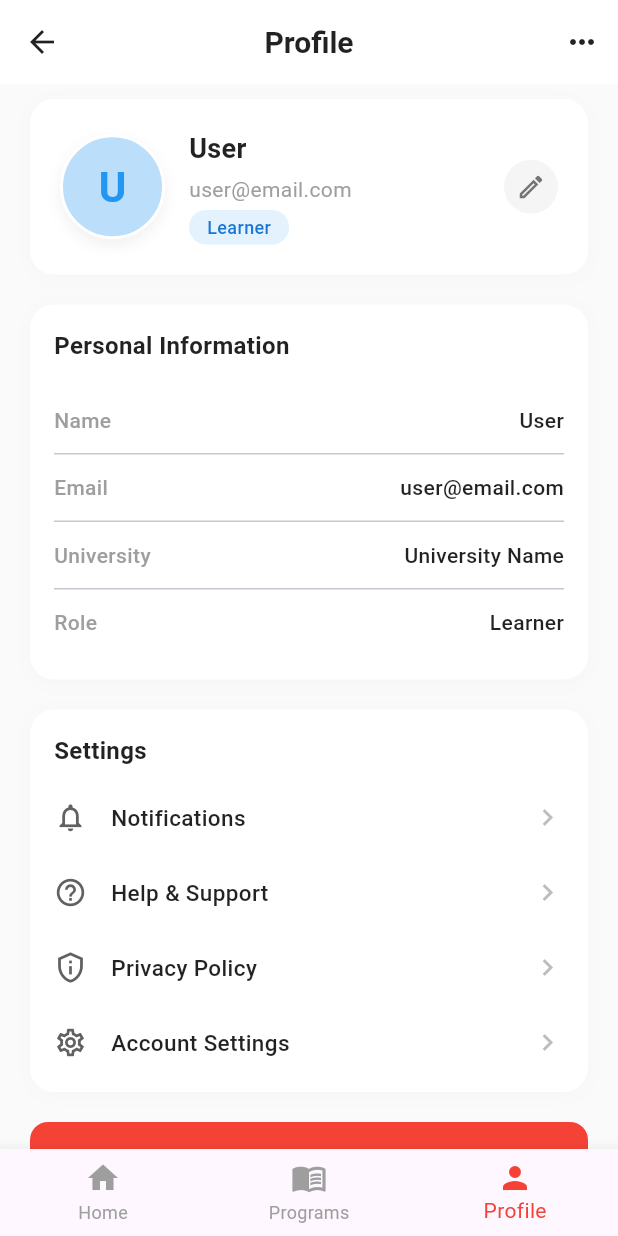
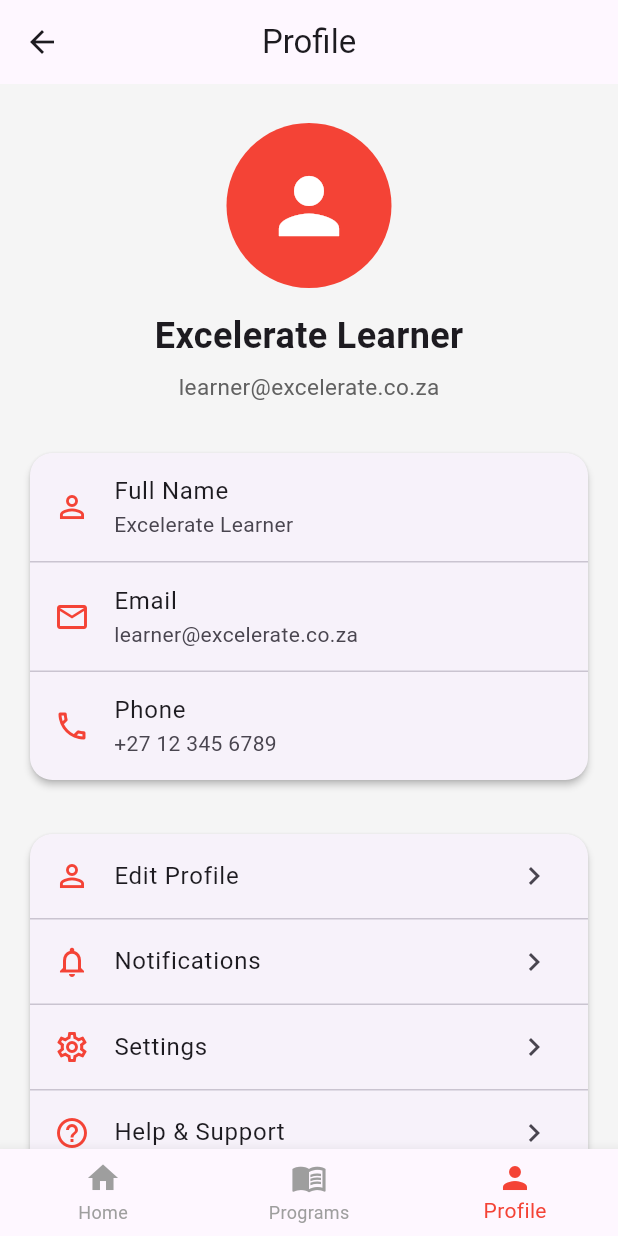
Before and after one commit to venesia07/FlutterMobileApp, a Flutter app: the LearnerProfileScreen screen opened by its route, on a phone screen of 412 x 824 dp. Run offline on Flutter 3.47's test engine with Material 3 defaults, Android fonts, the phone set to English and light mode, and no system bars.

Commit message:
Redesigned, Improved and added functionality to learner profile screen

```diff
--- a/lib/screens/profile/learner_profile_screen.dart
+++ b/lib/screens/profile/learner_profile_screen.dart
@@ -1,365 +1,392 @@
 import 'package:flutter/material.dart';
+
 import '../../widgets/bottom_nav_bar.dart';
+
 class LearnerProfileScreen extends StatelessWidget {
   const LearnerProfileScreen({super.key});
+
+  Future<void> _logout(BuildContext context) async {
+    final confirm = await showDialog<bool>(
+      context: context,
+      builder: (context) => AlertDialog(
+        title: const Text("Log Out"),
+        content: const Text(
+          "Are you sure you want to log out?",
+        ),
+        actions: [
+          TextButton(
+            onPressed: () => Navigator.pop(context, false),
+            child: const Text("Cancel"),
+          ),
+          ElevatedButton(
+            style: ElevatedButton.styleFrom(
+              backgroundColor: Colors.red,
+              foregroundColor: Colors.white,
+            ),
+            onPressed: () => Navigator.pop(context, true),
+            child: const Text("Log Out"),
+          ),
+        ],
+      ),
+    );
+
+    if (confirm == true) {
+
+      if (context.mounted) {
+        Navigator.pushNamedAndRemoveUntil(
+          context,
+          "/login",
+          (route) => false,
+        );
+      }
+    }
+  }
 
   @override
   Widget build(BuildContext context) {
     return Scaffold(
-      backgroundColor: Colors.grey[50],
+      backgroundColor: Colors.grey.shade100,
+
       appBar: AppBar(
-        backgroundColor: Colors.white,
-        elevation: 0,
-        title: const Text(
-          'Profile',
-          style: TextStyle(
-            color: Colors.black87,
-            fontWeight: FontWeight.w600,
-            fontSize: 20,
+        title: const Text("Profile"),
+        centerTitle: true,
+      ),
+
+      body: SingleChildScrollView(
+        padding: const EdgeInsets.all(16),
+        child: Column(
+          children: [
+            const SizedBox(height: 10),
+
+            const CircleAvatar(
+              radius: 55,
+              backgroundColor: Colors.red,
+              child: Icon(
+                Icons.person,
+                size: 60,
+                color: Colors.white,
               ),
             ),
-        centerTitle: true,
-        iconTheme: const IconThemeData(color: Colors.black87),
-        actions: [
-          IconButton(icon: const Icon(Icons.more_horiz), onPressed: () {}),
+
+            const SizedBox(height: 15),
+
+            const Text(
+              "Excelerate Learner",
+              style: TextStyle(
+                fontSize: 24,
+                fontWeight: FontWeight.bold,
+              ),
+            ),
+
+            const SizedBox(height: 6),
+
+            Text(
+              "learner@excelerate.co.za",
+              style: TextStyle(
+                fontSize: 15,
+                color: Colors.grey.shade700,
+              ),
+            ),
+
+            const SizedBox(height: 30),
+
+            Card(
+              elevation: 2,
+              shape: RoundedRectangleBorder(
+                borderRadius: BorderRadius.circular(15),
+              ),
+              child: Column(
+                children: [
+                  ListTile(
+                    leading: const Icon(
+                      Icons.person_outline,
+                      color: Colors.red,
+                    ),
+                    title: const Text("Full Name"),
+                    subtitle: const Text("Excelerate Learner"),
+                  ),
+
+                  const Divider(height: 1),
+
+                  ListTile(
+                    leading: const Icon(
+                      Icons.email_outlined,
+                      color: Colors.red,
+                    ),
+                    title: const Text("Email"),
+                    subtitle: const Text(
+                      "learner@excelerate.co.za",
+                    ),
+                  ),
+
+                  const Divider(height: 1),
+
+                  ListTile(
+                    leading: const Icon(
+                      Icons.phone_outlined,
+                      color: Colors.red,
+                    ),
+                    title: const Text("Phone"),
+                    subtitle: const Text("+27 12 345 6789"),
+                  ),
+
                                   ],
               ),
-      body: SingleChildScrollView(
-        padding: const EdgeInsets.symmetric(horizontal: 20, vertical: 10),
+            ),
+
+            const SizedBox(height: 20),
+
+            Card(
+              elevation: 2,
+              shape: RoundedRectangleBorder(
+                borderRadius: BorderRadius.circular(15),
+              ),
+
+            ),
+
+Card(
+  elevation: 2,
+  shape: RoundedRectangleBorder(
+    borderRadius: BorderRadius.circular(15),
+  ),
   child: Column(
     children: [
-            // Profile Header
-            Container(
-              width: double.infinity,
-              padding: const EdgeInsets.all(20),
-              decoration: BoxDecoration(
-                color: Colors.white,
-                borderRadius: BorderRadius.circular(16),
-                boxShadow: [
-                  BoxShadow(
-                    color: Colors.grey.withValues(alpha: 0.05),
-                    blurRadius: 10,
-                    offset: const Offset(0, 2),
+      ListTile(
+        leading: const Icon(
+          Icons.person_outline,
+          color: Colors.red,
+        ),
+        title: const Text("Edit Profile"),
+        trailing: const Icon(Icons.chevron_right),
+        onTap: () {
+  final nameController = TextEditingController(
+    text: "Excelerate Learner",
+  );
+
+  final emailController = TextEditingController(
+    text: "learner@excelerate.co.za",
+  );
+
+  showDialog(
+    context: context,
+    builder: (context) => AlertDialog(
+      title: const Text("Edit Profile"),
+      content: Column(
+        mainAxisSize: MainAxisSize.min,
+        children: [
+          TextField(
+            controller: nameController,
+            decoration: const InputDecoration(
+              labelText: "Full Name",
+            ),
+          ),
+          const SizedBox(height: 12),
+          TextField(
+            controller: emailController,
+            decoration: const InputDecoration(
+              labelText: "Email",
+            ),
           ),
         ],
       ),
-              child: Row(
-                children: [
-                  // Avatar
-                  Container(
-                    width: 70,
-                    height: 70,
-                    decoration: BoxDecoration(
-                      color: Colors.blue[100],
-                      shape: BoxShape.circle,
-                      border: Border.all(color: Colors.white, width: 2),
-                      boxShadow: [
-                        BoxShadow(
-                          color: Colors.grey.withValues(alpha: 0.15),
-                          blurRadius: 8,
-                          offset: const Offset(0, 4),
+      actions: [
+        TextButton(
+          onPressed: () => Navigator.pop(context),
+          child: const Text("Cancel"),
+        ),
+        ElevatedButton(
+          onPressed: () {
+            Navigator.pop(context);
+
+            ScaffoldMessenger.of(context).showSnackBar(
+              const SnackBar(
+                content: Text("Profile updated successfully."),
+              ),
+            );
+          },
+          child: const Text("Save"),
         ),
       ],
     ),
-                    child: const Center(
-                      child: Text(
-                        'U',
+  );
+},
+      ),
+
+      const Divider(height: 1),
+
+      ListTile(
+        leading: const Icon(
+          Icons.notifications_outlined,
+          color: Colors.red,
+        ),
+        title: const Text("Notifications"),
+        trailing: const Icon(Icons.chevron_right),
+        onTap: () {
+          Navigator.pushNamed(context, "/alerts");
+        },
+      ),
+
+      const Divider(height: 1),
+
+
+      ListTile(
+        leading: const Icon(
+          Icons.settings_outlined,
+          color: Colors.red,
+        ),
+        title: const Text("Settings"),
+        trailing: const Icon(Icons.chevron_right),
+        onTap: () {
+  showDialog(
+    context: context,
+    builder: (context) => AlertDialog(
+      title: const Text("Settings"),
+      content: const Column(
+        mainAxisSize: MainAxisSize.min,
+        children: [
+          ListTile(
+            leading: Icon(Icons.palette),
+            title: Text("Theme"),
+            subtitle: Text("Light"),
+          ),
+          Divider(),
+          ListTile(
+            leading: Icon(Icons.language),
+            title: Text("Language"),
+            subtitle: Text("English"),
+          ),
+          Divider(),
+          ListTile(
+            leading: Icon(Icons.info_outline),
+            title: Text("App Version"),
+            subtitle: Text("v1.0.0"),
+          ),
+        ],
+      ),
+      actions: [
+        ElevatedButton(
+          onPressed: Navigator.of(context).pop,
+          child: const Text("Close"),
+        ),
+      ],
+    ),
+  );
+},
+      ),
+
+      const Divider(height: 1),
+
+      ListTile(
+        leading: const Icon(
+          Icons.help_outline,
+          color: Colors.red,
+        ),
+        title: const Text("Help & Support"),
+        trailing: const Icon(Icons.chevron_right),
+        onTap: () {
+  showDialog(
+    context: context,
+    builder: (context) => AlertDialog(
+      title: const Text("Contact Support"),
+      content: const Column(
+        mainAxisSize: MainAxisSize.min,
+        crossAxisAlignment: CrossAxisAlignment.start,
+        children: [
+          Text(
+            "Need assistance?",
             style: TextStyle(
-                          fontSize: 28,
               fontWeight: FontWeight.bold,
-                          color: Colors.blue,
             ),
           ),
+          SizedBox(height: 15),
+          Text("📧 support@excelerate.co.za"),
+          SizedBox(height: 8),
+          Text("📞 +27 12 345 6789"),
+          SizedBox(height: 8),
+          Text("🕒 Monday - Friday\n08:00 - 17:00"),
+        ],
+      ),
+      actions: [
+        ElevatedButton(
+          onPressed: Navigator.of(context).pop,
+          child: const Text("Close"),
+        ),
+      ],
+    ),
+  );
+},
+      ),
+
+      const Divider(height: 1),
+
+      ListTile(
+        leading: const Icon(
+          Icons.info_outline,
+          color: Colors.red,
+        ),
+        title: const Text("About Excelerate"),
+        trailing: const Icon(Icons.chevron_right),
+        onTap: () {
+          Navigator.pushNamed(context, "/aboutUs");
+        },
+      ),
+    ],
   ),
 ),
-                  const SizedBox(width: 16),
-                  // User Info
-                  Expanded(
-                    child: Column(
-                      crossAxisAlignment: CrossAxisAlignment.start,
-                      children: [
-                        const Text(
-                          'User',
-                          style: TextStyle(
-                            fontSize: 18,
-                            fontWeight: FontWeight.w700,
-                            color: Colors.black87,
+
+
+            const SizedBox(height: 30),
+
+            SizedBox(
+              width: double.infinity,
+              child: ElevatedButton.icon(
+                onPressed: () => _logout(context),
+                style: ElevatedButton.styleFrom(
+                  backgroundColor: Colors.red,
+                  foregroundColor: Colors.white,
+                  padding: const EdgeInsets.symmetric(
+                    vertical: 15,
+                  ),
+                  shape: RoundedRectangleBorder(
+                    borderRadius: BorderRadius.circular(12),
                   ),
                 ),
-                        const SizedBox(height: 4),
-                        const Text(
-                          'user@email.com',
-                          style: TextStyle(fontSize: 14, color: Colors.grey),
+                icon: const Icon(Icons.logout),
+                label: const Text(
+                  "Log Out",
+                  style: TextStyle(
+                    fontWeight: FontWeight.bold,
                   ),
-                        const SizedBox(height: 4),
-                        Container(
-                          padding: const EdgeInsets.symmetric(
-                            horizontal: 12,
-                            vertical: 3,
-                          ),
-                          decoration: BoxDecoration(
-                            color: Colors.blue[50],
-                            borderRadius: BorderRadius.circular(12),
-                          ),
-                          child: Text(
-                            'Learner',
-                            style: TextStyle(
-                              fontSize: 12,
-                              fontWeight: FontWeight.w500,
-                              color: Colors.blue[700],
                 ),
               ),
             ),
           ],
         ),
       ),
-                  // Edit Icon
-                  Container(
-                    padding: const EdgeInsets.all(8),
-                    decoration: BoxDecoration(
-                      color: Colors.grey[100],
-                      shape: BoxShape.circle,
-                    ),
-                    child: Icon(
-                      Icons.edit_outlined,
-                      size: 20,
-                      color: Colors.grey[600],
-                    ),
-                  ),
-                ],
-              ),
-            ),
-            const SizedBox(height: 20),
 
-            // Personal Information Section
-            Container(
-              width: double.infinity,
-              padding: const EdgeInsets.all(16),
-              decoration: BoxDecoration(
-                color: Colors.white,
-                borderRadius: BorderRadius.circular(16),
-                boxShadow: [
-                  BoxShadow(
-                    color: Colors.grey.withValues(alpha: 0.05),
-                    blurRadius: 10,
-                    offset: const Offset(0, 2),
-                  ),
-                ],
-              ),
-              child: Column(
-                crossAxisAlignment: CrossAxisAlignment.start,
-                children: [
-                  const Text(
-                    'Personal Information',
-                    style: TextStyle(
-                      fontSize: 16,
-                      fontWeight: FontWeight.w600,
-                      color: Colors.black87,
-                    ),
-                  ),
-                  const SizedBox(height: 16),
-                  _buildInfoRow('Name', 'User'),
-                  const Divider(height: 1),
-                  _buildInfoRow('Email', 'user@email.com'),
-                  const Divider(height: 1),
-                  _buildInfoRow('University', 'University Name'),
-                  const Divider(height: 1),
-                  _buildInfoRow('Role', 'Learner'),
-                ],
-              ),
-            ),
-            const SizedBox(height: 20),
-
-            // Settings Section
-            Container(
-              width: double.infinity,
-              padding: const EdgeInsets.symmetric(vertical: 8),
-              decoration: BoxDecoration(
-                color: Colors.white,
-                borderRadius: BorderRadius.circular(16),
-                boxShadow: [
-                  BoxShadow(
-                    color: Colors.grey.withValues(alpha: 0.05),
-                    blurRadius: 10,
-                    offset: const Offset(0, 2),
-                  ),
-                ],
-              ),
-              child: Column(
-                crossAxisAlignment: CrossAxisAlignment.start,
-                children: [
-                  const Padding(
-                    padding: EdgeInsets.symmetric(horizontal: 16, vertical: 8),
-                    child: Text(
-                      'Settings',
-                      style: TextStyle(
-                        fontSize: 16,
-                        fontWeight: FontWeight.w600,
-                        color: Colors.black87,
-                      ),
-                    ),
-                  ),
-                  _buildSettingsItem(
-                    icon: Icons.notifications_outlined,
-                    title: 'Notifications',
-                    onTap: () {},
-                  ),
-                  _buildSettingsItem(
-                    icon: Icons.help_outline,
-                    title: 'Help & Support',
-                    onTap: () {},
-                  ),
-                  _buildSettingsItem(
-                    icon: Icons.privacy_tip_outlined,
-                    title: 'Privacy Policy',
-                    onTap: () {},
-                  ),
-                  _buildSettingsItem(
-                    icon: Icons.settings_outlined,
-                    title: 'Account Settings',
-                    onTap: () {},
-                  ),
-                ],
-              ),
-            ),
-            const SizedBox(height: 20),
-
-            // Logout Button
-            SizedBox(
-              width: double.infinity,
-              child: ElevatedButton(
-                onPressed: () {
-                  _showLogoutDialog(context);
-                },
-                style: ElevatedButton.styleFrom(
-                  backgroundColor: Colors.red,
-                  padding: const EdgeInsets.symmetric(vertical: 14),
-                  shape: RoundedRectangleBorder(
-                    borderRadius: BorderRadius.circular(12),
-                  ),
-                  elevation: 0,
-                ),
-                child: const Text(
-                  'Logout',
-                  style: TextStyle(
-                    fontSize: 16,
-                    fontWeight: FontWeight.w600,
-                    color: Colors.white,
-                  ),
-                ),
-              ),
-            ),
-            const SizedBox(height: 20),
-          ],
-        ),
-      ),
       bottomNavigationBar: BottomNavBar(
         currentIndex: 2,
         onTap: (index) {
           switch (index) {
             case 0:
-            Navigator.pushNamedAndRemoveUntil(
+              Navigator.pushReplacementNamed(
                 context,
-              '/home',
-              (route) => false,
+                "/home",
               );
               break;
 
             case 1:
-            Navigator.pushNamed(context, '/programs');
+              Navigator.pushReplacementNamed(
+                context,
+                "/programs",
+              );
               break;
 
             case 2:
-            // Already on Learner Profile
               break;
           }
         },
       ),
     );
-
   }
-
-  Widget _buildInfoRow(String label, String value) {
-    return Padding(
-      padding: const EdgeInsets.symmetric(vertical: 12),
-      child: Row(
-        mainAxisAlignment: MainAxisAlignment.spaceBetween,
-        children: [
-          Text(
-            label,
-            style: const TextStyle(
-              fontSize: 14,
-              color: Colors.grey,
-              fontWeight: FontWeight.w500,
-            ),
-          ),
-          Text(
-            value,
-            style: const TextStyle(
-              fontSize: 14,
-              fontWeight: FontWeight.w500,
-              color: Colors.black87,
-            ),
-          ),
-        ],
-      ),
-    );
 }
-
-  Widget _buildSettingsItem({
-    required IconData icon,
-    required String title,
-    required VoidCallback onTap,
-  }) {
-    return InkWell(
-      onTap: onTap,
-      child: Padding(
-        padding: const EdgeInsets.symmetric(horizontal: 16, vertical: 14),
-        child: Row(
-          children: [
-            Icon(icon, size: 22, color: Colors.grey[700]),
-            const SizedBox(width: 16),
-            Expanded(
-              child: Text(
-                title,
-                style: const TextStyle(
-                  fontSize: 15,
-                  fontWeight: FontWeight.w500,
-                  color: Colors.black87,
-                ),
-              ),
-            ),
-            Icon(Icons.chevron_right, color: Colors.grey[400], size: 22),
-          ],
-        ),
-      ),
-    );
-  }
-
-  void _showLogoutDialog(BuildContext context) {
-    showDialog(
-      context: context,
-      builder: (context) => AlertDialog(
-        title: const Text('Logout'),
-        content: const Text('Are you sure you want to logout?'),
-        shape: RoundedRectangleBorder(borderRadius: BorderRadius.circular(12)),
-        actions: [
-          TextButton(
-            onPressed: () => Navigator.pop(context),
-            child: Text('Cancel', style: TextStyle(color: Colors.grey[600])),
-          ),
-          TextButton(
-            onPressed: () {
-              Navigator.pop(context);
-              // Add logout logic here
-            },
-            style: TextButton.styleFrom(foregroundColor: Colors.red),
-            child: const Text('Logout'),
-          ),
-        ],
-      ),
-    );
-
-  }
-
-}
```
Also changed, not shown: lib/main.dart (line endings or trailing spaces). Lines whose indentation alone changed are shown as unchanged.
